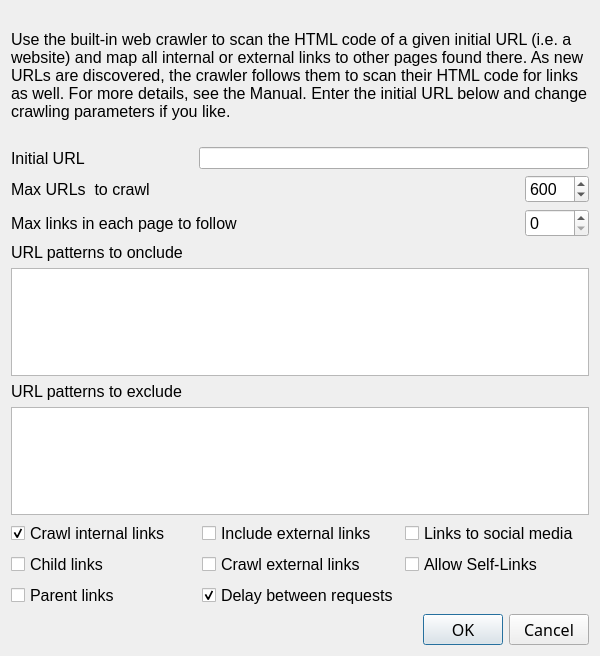
The window that src/forms/dialogwebcrawler.ui (socnetv/app) describes before a commit, drawn with Qt 5.
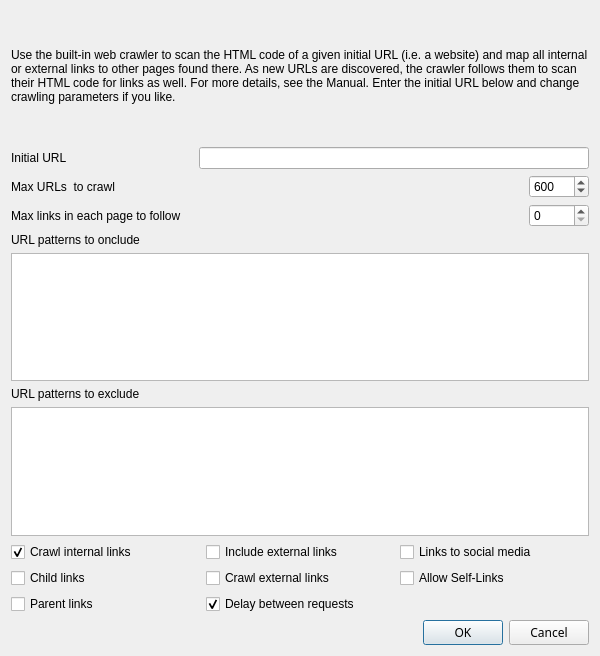
The same window after the commit.

Commit message: fixed pointsizes in macos

```diff
--- a/src/forms/dialogwebcrawler.ui
+++ b/src/forms/dialogwebcrawler.ui
@@ -28,11 +28,6 @@
     <height>800</height>
    </size>
   </property>
-  <property name="font">
-   <font>
-    <pointsize>10</pointsize>
-   </font>
-  </property>
   <property name="windowTitle">
    <string>Generate network from web links</string>
   </property>
@@ -44,7 +39,6 @@
        <property name="font">
         <font>
          <family>Liberation Sans</family>
-         <pointsize>12</pointsize>
         </font>
        </property>
        <property name="text">
@@ -54,11 +48,6 @@
      </item>
      <item>
       <widget class="QTextEdit" name="patternsIncludedTextEdit">
-       <property name="font">
-        <font>
-         <pointsize>12</pointsize>
-        </font>
-       </property>
        <property name="toolTip">
         <string>&lt;html&gt;&lt;head/&gt;&lt;body&gt;&lt;p&gt;&lt;span style=&quot; font-weight:600;&quot;&gt;Allowed URL Patterns&lt;/span&gt;&lt;/p&gt;&lt;p&gt;Enter, in separate lines, one or more URL patterns to &lt;span style=&quot; font-weight:600;&quot;&gt;include&lt;/span&gt; while crawling. For example:&lt;/p&gt;&lt;p&gt;example.com/pattern/*&lt;/p&gt;&lt;p&gt;Do not enter spaces. Leave * to crawl all urls.&lt;/p&gt;&lt;/body&gt;&lt;/html&gt;</string>
        </property>
@@ -70,11 +59,6 @@
     <layout class="QVBoxLayout" name="verticalLayout_4">
      <item>
       <widget class="QCheckBox" name="intLinksCheckBox">
-       <property name="font">
-        <font>
-         <pointsize>12</pointsize>
-        </font>
-       </property>
        <property name="toolTip">
         <string>&lt;html&gt;&lt;head/&gt;&lt;body&gt;&lt;p&gt;&lt;span style=&quot; font-weight:600;&quot;&gt;Crawl Internal Links &lt;/span&gt;&lt;/p&gt;&lt;p&gt;If enabled, the crawler will include and map &lt;span style=&quot; font-weight:600;&quot;&gt;internal links, &lt;/span&gt; that is pages from the same domain (or, in other words, from the same host ) as the URL being parsed each time.&lt;/p&gt;&lt;p&gt;If you do not want to crawl internal links, disable this option.&lt;/p&gt;&lt;p&gt; Please note that you MUST enable either this option or the &amp;quot;Include external links&amp;quot; option, for the crawler to work.&lt;/p&gt;&lt;p&gt;Default is to crawl internal links only. &lt;/p&gt;&lt;p&gt;You can further refine what kind of internal links to follow with the two options below: Child links and Parent links. &lt;/p&gt;&lt;/body&gt;&lt;/html&gt;</string>
        </property>
@@ -88,11 +72,6 @@
      </item>
      <item>
       <widget class="QCheckBox" name="childLinksCheckBox">
-       <property name="font">
-        <font>
-         <pointsize>12</pointsize>
-        </font>
-       </property>
        <property name="toolTip">
         <string>&lt;html&gt;&lt;head/&gt;&lt;body&gt;&lt;p&gt;&lt;span style=&quot; font-weight:600;&quot;&gt;Crawl child links&lt;/span&gt;&lt;/p&gt;&lt;p&gt;If enabled, the crawler will map &lt;span style=&quot; font-weight:600;&quot;&gt;child URLs&lt;/span&gt;&lt;/p&gt;&lt;p&gt;A URL is a &lt;span style=&quot; font-style:italic;&quot;&gt;childUrl &lt;/span&gt;of another URL if the two URLs share the same scheme and authority, and the latter URL's path is a parent of the path of &lt;span style=&quot; font-style:italic;&quot;&gt;childUrl&lt;/span&gt;. This applies only to internal URLs.&lt;/p&gt;&lt;p&gt;For instance, www.socnetv.org/docs/manual.html is a child URL of www.socnetv.org/docs/ &lt;/p&gt;&lt;p&gt;If you don't want to crawl child URLs, disable this option. &lt;/p&gt;&lt;/body&gt;&lt;/html&gt;</string>
        </property>
@@ -106,11 +85,6 @@
      </item>
      <item>
       <widget class="QCheckBox" name="parentLinksCheckBox">
-       <property name="font">
-        <font>
-         <pointsize>12</pointsize>
-        </font>
-       </property>
        <property name="toolTip">
         <string>&lt;html&gt;&lt;head/&gt;&lt;body&gt;&lt;p&gt;&lt;span style=&quot; font-weight:600;&quot;&gt;Crawl parent links&lt;/span&gt;&lt;/p&gt;&lt;p&gt;If enabled, the crawler will map &lt;span style=&quot; font-weight:600;&quot;&gt;parent URLs&lt;/span&gt;. &lt;/p&gt;&lt;p&gt;A URL is a &lt;span style=&quot; font-style:italic;&quot;&gt;parent &lt;/span&gt;of another URL if the two URLs share the same scheme and authority, and the former URL's path is a parent of the path of the latter URL.  This applies to internal URLs.&lt;/p&gt;&lt;p&gt;For instance, the URL www.socnetv.org/docs/ is a parent URL of www.socnetv.org/docs/manual.html&lt;/p&gt;&lt;p&gt;If you don't want to crawl parent links, disable this option. &lt;/p&gt;&lt;/body&gt;&lt;/html&gt;</string>
        </property>
@@ -128,11 +102,6 @@
     <layout class="QVBoxLayout" name="verticalLayout_2">
      <item>
       <widget class="QLabel" name="label_7">
-       <property name="font">
-        <font>
-         <pointsize>12</pointsize>
-        </font>
-       </property>
        <property name="text">
         <string>URL patterns to exclude</string>
        </property>
@@ -140,11 +109,6 @@
      </item>
      <item>
       <widget class="QTextEdit" name="patternsExcludedTextEdit">
-       <property name="font">
-        <font>
-         <pointsize>12</pointsize>
-        </font>
-       </property>
        <property name="toolTip">
         <string>&lt;html&gt;&lt;head/&gt;&lt;body&gt;&lt;p&gt;&lt;span style=&quot; font-weight:600;&quot;&gt;Excluded URL Patterns&lt;/span&gt;&lt;/p&gt;&lt;p&gt;Enter, in separate lines, one or more URL patterns to &lt;span style=&quot; font-weight:600;&quot;&gt;exclude&lt;/span&gt; while crawling. For example:&lt;/p&gt;&lt;p&gt;example.com/pattern/*&lt;/p&gt;&lt;p&gt;Do not enter spaces. Leave blank to crawl all urls.&lt;/p&gt;&lt;/body&gt;&lt;/html&gt;</string>
        </property>
@@ -165,7 +129,6 @@
        <property name="font">
         <font>
          <family>Liberation Sans</family>
-         <pointsize>12</pointsize>
         </font>
        </property>
        <property name="toolTip">
@@ -180,7 +143,6 @@
       <spacer name="horizontalSpacer_2">
        <property name="font">
         <font>
-         <pointsize>12</pointsize>
          <stylestrategy>PreferAntialias</stylestrategy>
         </font>
        </property>
@@ -206,7 +168,6 @@
        <property name="font">
         <font>
          <family>Liberation Sans</family>
-         <pointsize>12</pointsize>
         </font>
        </property>
        <property name="toolTip">
@@ -226,11 +187,6 @@
     <layout class="QVBoxLayout" name="verticalLayout_5">
      <item>
       <widget class="QCheckBox" name="socialLinksCheckBox">
-       <property name="font">
-        <font>
-         <pointsize>12</pointsize>
-        </font>
-       </property>
        <property name="toolTip">
         <string>&lt;html&gt;&lt;head/&gt;&lt;body&gt;&lt;p&gt;&lt;span style=&quot; font-weight:600;&quot;&gt;Links to social media domains&lt;/span&gt;&lt;/p&gt;&lt;p&gt;If enabled, the crawler will map (and possibly crawl) &lt;span style=&quot; font-weight:600;&quot;&gt;links to social media websites&lt;/span&gt;, such as twitter.com.&lt;/p&gt;&lt;p&gt;If disabled, the crawler will diregard any link to URLs in the following domains:&lt;/p&gt;&lt;p&gt;facebook.com&lt;br/&gt;twitter.com&lt;br/&gt;linkedin.com&lt;br/&gt;instagram.com&lt;br/&gt;pinterest.com&lt;br/&gt;telegram.org&lt;br/&gt;telegram.me&lt;br/&gt;youtube.com&lt;br/&gt;reddit.com&lt;br/&gt;plus.google.com&lt;/p&gt;&lt;p&gt;&lt;span style=&quot; font-weight:600;&quot;&gt;Note&lt;/span&gt;: You can exclude more social media or define your custom social media exclusion list by typing domains in the &amp;quot;URL patterns to exclude&amp;quot; text edit above.&lt;/p&gt;&lt;/body&gt;&lt;/html&gt;</string>
        </property>
@@ -244,11 +200,6 @@
      </item>
      <item>
       <widget class="QCheckBox" name="selfLinksCheckBox">
-       <property name="font">
-        <font>
-         <pointsize>12</pointsize>
-        </font>
-       </property>
        <property name="toolTip">
         <string>&lt;html&gt;&lt;head/&gt;&lt;body&gt;&lt;p&gt;If enabled the application will draw a &lt;span style=&quot; font-weight:600;&quot;&gt;self-link&lt;/span&gt; when a page contains a link to itself. &lt;/p&gt;&lt;p&gt;Default is not to allow self-links.&lt;/p&gt;&lt;/body&gt;&lt;/html&gt;</string>
        </property>
@@ -262,11 +213,6 @@
      </item>
      <item>
       <spacer name="verticalSpacer">
-       <property name="font">
-        <font>
-         <pointsize>12</pointsize>
-        </font>
-       </property>
        <property name="orientation">
         <enum>Qt::Vertical</enum>
        </property>
@@ -284,11 +230,6 @@
     <layout class="QVBoxLayout" name="verticalLayout_3">
      <item>
       <widget class="QCheckBox" name="extLinksIncludedCheckBox">
-       <property name="font">
-        <font>
-         <pointsize>12</pointsize>
-        </font>
-       </property>
        <property name="toolTip">
         <string>&lt;html&gt;&lt;head/&gt;&lt;body&gt;&lt;p&gt;&lt;span style=&quot; font-weight:600;&quot;&gt;Include external links&lt;/span&gt;&lt;/p&gt;&lt;p&gt;If enabled, the crawler will map &lt;span style=&quot; font-weight:600;&quot;&gt;links to external domains&lt;/span&gt;. &lt;/p&gt;&lt;p&gt;For instance, if this option is enabled and you start crawling www.supersyntages.gr/ where there is a link to a page of a different domain, i.e. www.aggelies247.com/news, then a node &amp;quot;www.aggelies247.com/news&amp;quot; will be added to the network. &lt;/p&gt;&lt;p&gt;If you don't want to crawl external links at all, just disable this option. &lt;/p&gt;&lt;p&gt;Please note that you &lt;span style=&quot; font-weight:600;&quot;&gt;MUST &lt;/span&gt;enable either this option or the &amp;quot;Include internal links&amp;quot; option, for the crawler to work.&lt;/p&gt;&lt;/body&gt;&lt;/html&gt;</string>
        </property>
@@ -302,11 +243,6 @@
      </item>
      <item>
       <widget class="QCheckBox" name="extLinksCheckBox">
-       <property name="font">
-        <font>
-         <pointsize>12</pointsize>
-        </font>
-       </property>
        <property name="toolTip">
         <string>&lt;html&gt;&lt;head/&gt;&lt;body&gt;&lt;p&gt;&lt;span style=&quot; font-weight:600;&quot;&gt;Crawl external links&lt;/span&gt;&lt;/p&gt;&lt;p&gt;If enabled, the crawler will &lt;span style=&quot; font-weight:600;&quot;&gt;map external links AND crawl them for new links as well.&lt;/span&gt;&lt;/p&gt;&lt;p&gt;For instance, if you enable this option and start crawling the page at https://www.supersyntages.gr/ where there is a link to another domain, i.e. www.linuxinsider.gr, then the crawler will visit linuxinsider.gr too to find more links. &lt;/p&gt;&lt;p&gt;If you don't want to crawl external links, disable this option. &lt;/p&gt;&lt;/body&gt;&lt;/html&gt;</string>
        </property>
@@ -320,11 +256,6 @@
      </item>
      <item>
       <widget class="QCheckBox" name="waitCheckBox">
-       <property name="font">
-        <font>
-         <pointsize>12</pointsize>
-        </font>
-       </property>
        <property name="toolTip">
         <string>&lt;html&gt;&lt;head/&gt;&lt;body&gt;&lt;p&gt;Wait for a random number of milliseconds (&lt;span style=&quot; font-weight:600;&quot;&gt;0-1000&lt;/span&gt;) between network requests.  &lt;/p&gt;&lt;p&gt;&lt;br/&gt;&lt;/p&gt;&lt;p&gt;Use of this option is recommended, as it lightens the server load by making the requests less frequent.&lt;/p&gt;&lt;p&gt;&lt;br/&gt;&lt;/p&gt;&lt;p&gt;By default this option is enabled.&lt;/p&gt;&lt;/body&gt;&lt;/html&gt;</string>
        </property>
@@ -355,7 +286,6 @@
      <property name="font">
       <font>
        <family>Liberation Sans</family>
-       <pointsize>12</pointsize>
       </font>
      </property>
      <property name="autoFillBackground">
@@ -382,7 +312,6 @@
        <property name="font">
         <font>
          <family>Liberation Sans</family>
-         <pointsize>12</pointsize>
         </font>
        </property>
        <property name="text">
@@ -392,11 +321,6 @@
      </item>
      <item>
       <spacer name="horizontalSpacer_3">
-       <property name="font">
-        <font>
-         <pointsize>12</pointsize>
-        </font>
-       </property>
        <property name="orientation">
         <enum>Qt::Horizontal</enum>
        </property>
@@ -454,7 +378,6 @@
        <property name="font">
         <font>
          <family>Liberation Sans</family>
-         <pointsize>12</pointsize>
         </font>
        </property>
        <property name="toolTip">
@@ -469,7 +392,6 @@
       <spacer name="horizontalSpacer">
        <property name="font">
         <font>
-         <pointsize>12</pointsize>
          <stylestrategy>PreferAntialias</stylestrategy>
         </font>
        </property>
@@ -495,7 +417,6 @@
        <property name="font">
         <font>
          <family>Liberation Sans</family>
-         <pointsize>12</pointsize>
         </font>
        </property>
        <property name="toolTip">
@@ -528,7 +449,6 @@
      <property name="font">
       <font>
        <family>Sans Serif</family>
-       <pointsize>12</pointsize>
       </font>
      </property>
      <property name="orientation">
```
Left out of the diff: 1 changed line with no effect on the pictures. The commit also changes 15 other files.
